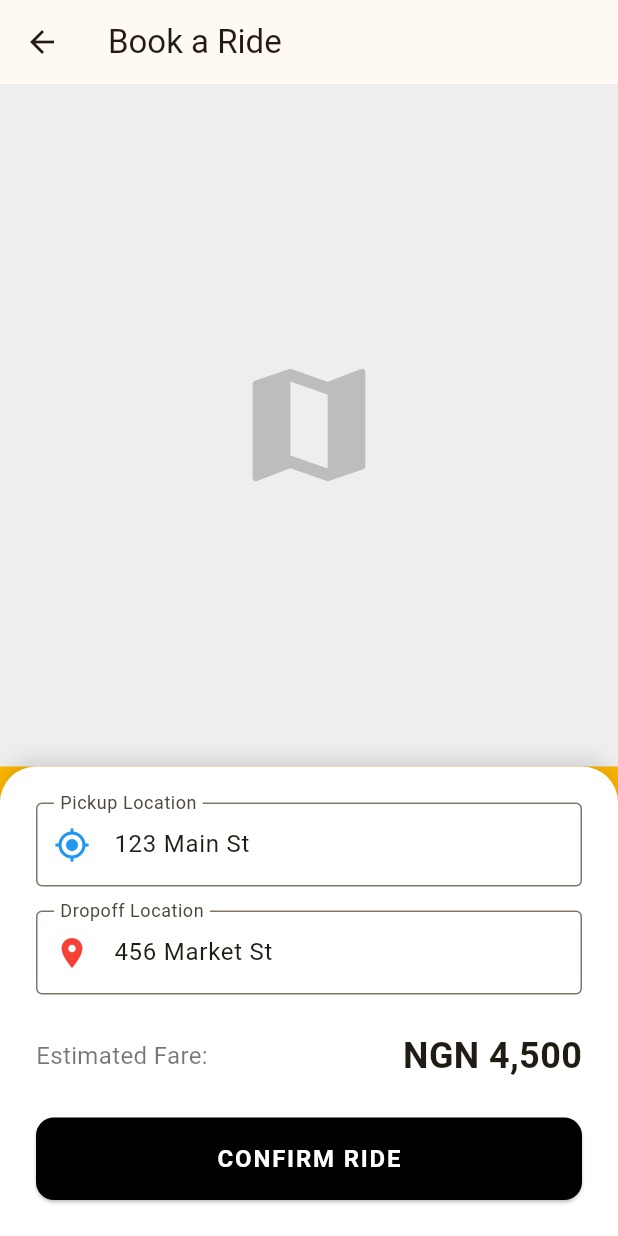
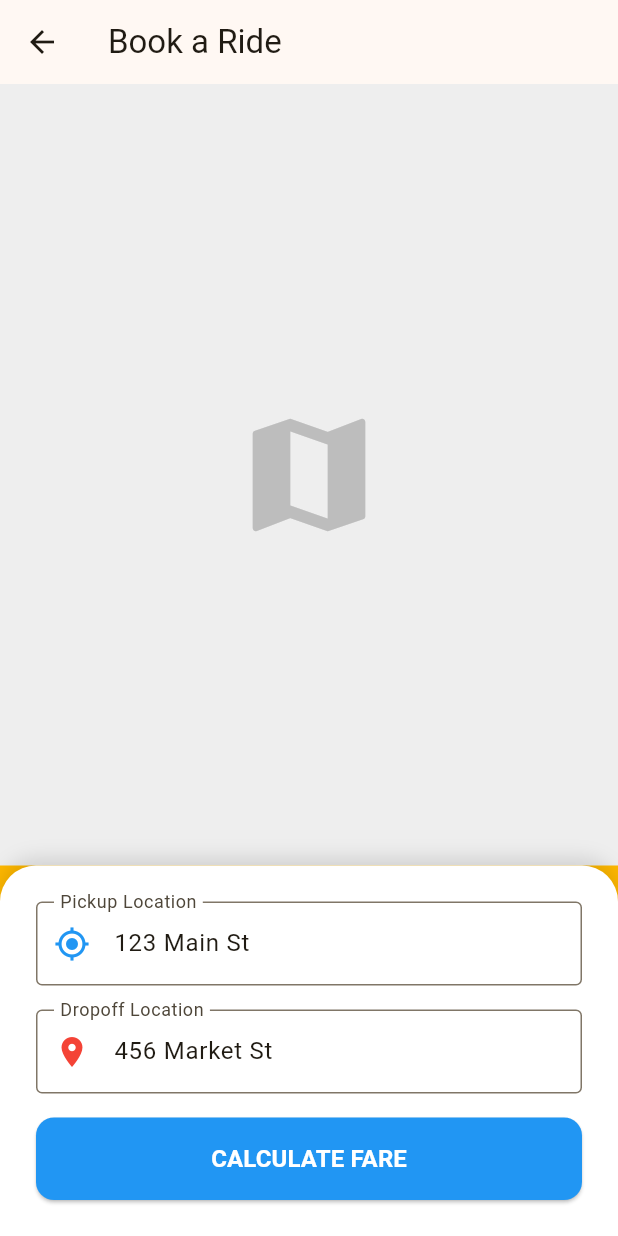
Before and after one commit to Omatsulijoshua/FlexRide, a Flutter app: the RideBookingScreen screen opened by its route, on a phone screen of 412 x 824 dp. Run offline on Flutter 3.47's test engine with Material 3 defaults, Android fonts, the phone set to English and light mode, and no system bars; our stand-ins replace device_preview, dio, flutter_riverpod, go_router, shared_preferences, socket_io_client; missing offline and left inert: pattern_lock; accounts and stored records are empty.

Commit message:
feat: implement adjustable pricing (rider bidding) feature

```diff
--- a/customer_app/lib/screens/ride/ride_booking_screen.dart
+++ b/customer_app/lib/screens/ride/ride_booking_screen.dart
@@ -1,4 +1,5 @@
 import 'package:flutter/material.dart';
+import 'package:dio/dio.dart';
 import 'dart:math';
 import '../../services/api_client.dart';
 import 'waiting_for_driver_screen.dart';
@@ -13,48 +14,74 @@ class RideBookingScreen extends StatefulWidget {
 class _RideBookingScreenState extends State<RideBookingScreen> {
   final _pickupController = TextEditingController(text: "123 Main St");
   final _dropoffController = TextEditingController(text: "456 Market St");
+
   bool _isLoading = false;
-  final String _estimatedFare = "NGN 4,500"; // Mock fare
+  double? _systemFare;
+  double? _offeredFare;
+  String _errorMsg = '';
+
+  Future<void> _calculateFare() async {
+    setState(() {
+      _isLoading = true;
+      _errorMsg = '';
+    });
+
+    try {
+      final client = ApiClient().client;
+      // We will hit the estimate endpoint to get the system price
+      final response = await client.post('/rides/estimate', data: {
+        'customerId': 'cust_${Random().nextInt(10000)}',
+        'pickupAddress': _pickupController.text,
+        'pickupLat': 6.52,
+        'pickupLng': 3.37,
+        'dropoffAddress': _dropoffController.text,
+        'dropoffLat': 6.60,
+        'dropoffLng': 3.40,
+        'category': 'ECONOMY'
+      });
+
+      if (!mounted) return;
+      setState(() {
+        _systemFare = response.data['totalFare']?.toDouble() ?? 4500.0;
+        _offeredFare = _systemFare; // Default slider to system fare
+      });
+    } catch (e) {
+      if (!mounted) return;
+      setState(() => _errorMsg = 'Failed to calculate fare: $e');
+    } finally {
+      if (mounted) setState(() => _isLoading = false);
+    }
+  }
 
   Future<void> _requestRide() async {
     setState(() => _isLoading = true);
 
     try {
       final client = ApiClient().client;
-      final response = await client.post(
-        '/rides',
-        data: {
-          'customerId': 'cust_${Random().nextInt(10000)}', // Mock ID
-          'pickupLocation': {
-            'address': _pickupController.text,
-            'lat': 6.52,
-            'lng': 3.37,
-          },
-          'dropoffLocation': {
-            'address': _dropoffController.text,
-            'lat': 6.60,
-            'lng': 3.40,
-          },
-          'serviceType': 'standard',
-        },
-      );
+      final response = await client.post('/rides', data: {
+        'customerId': 'cust_${Random().nextInt(10000)}',
+        'pickupAddress': _pickupController.text,
+        'pickupLat': 6.52,
+        'pickupLng': 3.37,
+        'dropoffAddress': _dropoffController.text,
+        'dropoffLat': 6.60,
+        'dropoffLng': 3.40,
+        'category': 'ECONOMY',
+        'offeredFare': _offeredFare,
+      });
 
       if (!mounted) return;
       if (response.data['success'] == true) {
         Navigator.of(context).pushReplacement(
           MaterialPageRoute(
-            builder: (_) =>
-                WaitingForDriverScreen(rideId: response.data['rideId']),
+            builder: (_) => WaitingForDriverScreen(rideId: response.data['rideId']),
           ),
         );
       }
-    } catch (e) {
+    } on DioException catch (e) {
       if (!mounted) return;
       ScaffoldMessenger.of(context).showSnackBar(
-        SnackBar(
-          content: Text('Failed to request ride: $e'),
-          backgroundColor: Colors.red,
-        ),
+        SnackBar(content: Text('Failed to request: ${e.response?.data?['message'] ?? e.message}'), backgroundColor: Colors.red),
       );
     } finally {
       if (mounted) setState(() => _isLoading = false);
@@ -72,11 +99,7 @@ class _RideBookingScreenState extends State<RideBookingScreen> {
               child: Container(
                 color: Colors.grey.shade200,
                 child: Center(
-                  child: Icon(
-                    Icons.map,
-                    size: 100,
-                    color: Colors.grey.shade400,
-                  ),
+                  child: Icon(Icons.map, size: 100, color: Colors.grey.shade400),
                 ),
               ),
             ),
@@ -84,16 +107,8 @@ class _RideBookingScreenState extends State<RideBookingScreen> {
               padding: const EdgeInsets.all(24),
               decoration: BoxDecoration(
                 color: Colors.white,
-                borderRadius: const BorderRadius.vertical(
-                  top: Radius.circular(24),
-                ),
-                boxShadow: [
-                  BoxShadow(
-                    color: Colors.black12,
-                    blurRadius: 10,
-                    offset: const Offset(0, -5),
-                  ),
-                ],
+                borderRadius: const BorderRadius.vertical(top: Radius.circular(24)),
+                boxShadow: [BoxShadow(color: Colors.black12, blurRadius: 10, offset: const Offset(0, -5))],
               ),
               child: Column(
                 crossAxisAlignment: CrossAxisAlignment.stretch,
@@ -115,22 +130,59 @@ class _RideBookingScreenState extends State<RideBookingScreen> {
                       border: OutlineInputBorder(),
                     ),
                   ),
-                  const SizedBox(height: 24),
+                  const SizedBox(height: 16),
+
+                  if (_errorMsg.isNotEmpty)
+                    Text(_errorMsg, style: const TextStyle(color: Colors.red)),
+
+                  if (_systemFare == null)
+                    ElevatedButton(
+                      onPressed: _isLoading ? null : _calculateFare,
+                      style: ElevatedButton.styleFrom(
+                        padding: const EdgeInsets.symmetric(vertical: 16),
+                        backgroundColor: Colors.blue,
+                        foregroundColor: Colors.white,
+                        shape: RoundedRectangleBorder(borderRadius: BorderRadius.circular(12)),
+                      ),
+                      child: _isLoading
+                          ? const CircularProgressIndicator(color: Colors.white)
+                          : const Text('CALCULATE FARE', style: TextStyle(fontSize: 16, fontWeight: FontWeight.bold)),
+                    )
+                  else ...[
+                    // Fare Adjustment Section
+                    Container(
+                      padding: const EdgeInsets.all(16),
+                      decoration: BoxDecoration(
+                        color: Colors.blue.shade50,
+                        borderRadius: BorderRadius.circular(16),
+                      ),
+                      child: Column(
+                        crossAxisAlignment: CrossAxisAlignment.start,
+                        children: [
+                          const Text('Adjust your offer (Minimum 50%)', style: TextStyle(fontWeight: FontWeight.bold)),
+                          const SizedBox(height: 8),
                           Row(
                             mainAxisAlignment: MainAxisAlignment.spaceBetween,
                             children: [
-                      const Text(
-                        'Estimated Fare:',
-                        style: TextStyle(fontSize: 16, color: Colors.black54),
+                              Text('₦${(_systemFare! * 0.5).toStringAsFixed(0)}', style: const TextStyle(color: Colors.black54)),
+                              Text('₦${_offeredFare?.toStringAsFixed(0)}', style: const TextStyle(fontSize: 24, fontWeight: FontWeight.bold, color: Colors.blue)),
+                              Text('₦${(_systemFare! * 1.5).toStringAsFixed(0)}', style: const TextStyle(color: Colors.black54)),
+                            ],
                           ),
-                      Text(
-                        _estimatedFare,
-                        style: const TextStyle(
-                          fontSize: 24,
-                          fontWeight: FontWeight.bold,
-                        ),
+                          Slider(
+                            value: _offeredFare!,
+                            min: _systemFare! * 0.5,
+                            max: _systemFare! * 1.5,
+                            divisions: 20,
+                            label: '₦${_offeredFare?.toStringAsFixed(0)}',
+                            onChanged: (val) {
+                              setState(() {
+                                _offeredFare = val;
+                              });
+                            },
                           ),
                         ],
+                      ),
                     ),
                     const SizedBox(height: 24),
                     ElevatedButton(
@@ -139,21 +191,13 @@ class _RideBookingScreenState extends State<RideBookingScreen> {
                         padding: const EdgeInsets.symmetric(vertical: 16),
                         backgroundColor: Colors.black,
                         foregroundColor: Colors.white,
-                      shape: RoundedRectangleBorder(
-                        borderRadius: BorderRadius.circular(12),
-                      ),
+                        shape: RoundedRectangleBorder(borderRadius: BorderRadius.circular(12)),
                       ),
                       child: _isLoading
                           ? const CircularProgressIndicator(color: Colors.white)
-                        : const Text(
-                            'CONFIRM RIDE',
-                            style: TextStyle(
-                              fontSize: 16,
-                              fontWeight: FontWeight.bold,
-                              letterSpacing: 1.2,
+                          : const Text('CONFIRM RIDE', style: TextStyle(fontSize: 16, fontWeight: FontWeight.bold, letterSpacing: 1.2)),
                     ),
-                          ),
-                  ),
+                  ],
                 ],
               ),
             ),
```
Also changed, not shown: 5 other files. Lines whose indentation alone changed are shown as unchanged.
